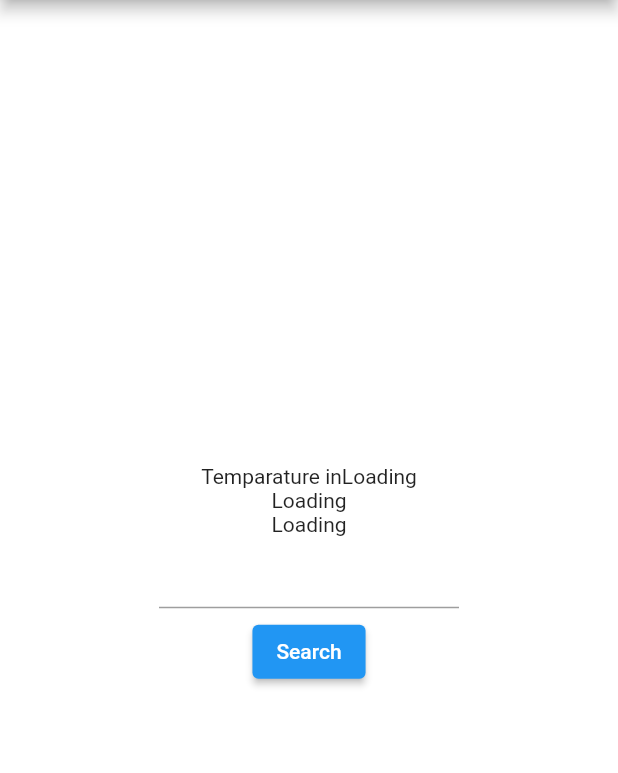
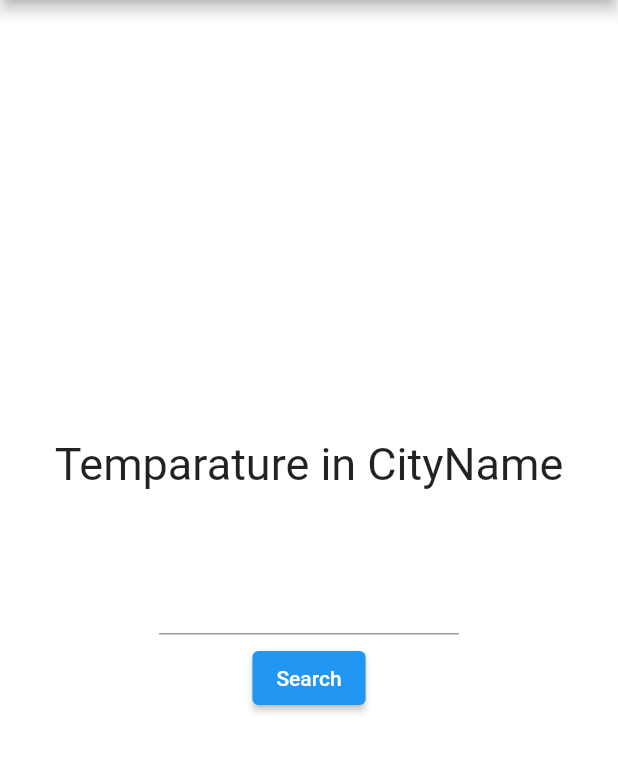
Before and after one commit to SabbirRoman/Weather_App, a Flutter app: the screen it shows after launch, on a phone screen of 412 x 824 dp, the part 84-857 px from its top. Run offline on Flutter 3.47's test engine with Material 2 defaults, Android fonts, the phone set to English and light mode, and no system bars.

Commit message:
image feature added

```diff
--- a/lib/main.dart
+++ b/lib/main.dart
@@ -21,8 +21,15 @@ class _MyAppState extends State<MyApp> {
   var currentCity;
   var temperature;
   var description;
+  late String des="";
+  var humidity;
+  var max_temp;
+  var min_temp;
+  var sunrise;
+  //var currentCity2="Enter Correct City";
   void getWeather() async
   {
+
     //print("object");
     String cityName=cityNameController.text;
     final queryparameter={
@@ -36,12 +43,32 @@ class _MyAppState extends State<MyApp> {
     setState(() {
       currentCity= json["name"];
       temperature= json["main"]["temp"];
+      humidity=json["main"]["humidity"];
       description=json["weather"][0]["main"];
+       des=description.toString();
+       sunrise=json["sys"]["sunrise"];
+       print(DateTime.parse(sunrise.toString()));
+       print(des);
+      print(currentCity);
       print(temperature);
       print(description);
     });
   }
+   show(){
 
+    if(des=='Clear') return Colors.blue;
+     if(des=='Haze') {
+       print("ki koro bhai??");
+       return Colors.blueGrey;
+     }
+    else return Colors.white;
+  }
+
+  // show2(){
+  //   if(des==null) return Image(image: AssetImage('Haze.jpeg'));
+  //   else if(des=='Haze') return Image(image: AssetImage('Haze.jpeg'));
+  //   else return Image(image: AssetImage('Haze.jpeg'));
+  // }
   // This widget is the root of your application.
   @override
   Widget build(BuildContext context) {
@@ -52,7 +79,10 @@ class _MyAppState extends State<MyApp> {
         primarySwatch: Colors.blue,
       ),
         home: Scaffold(
-          backgroundColor: Colors.white,
+            backgroundColor: show(),
+            //backgroundColor: Colors.orange,
+
+
           appBar: AppBar(
             centerTitle: true,
             title: Text("Weather App",
@@ -62,18 +92,24 @@ class _MyAppState extends State<MyApp> {
           ),
           body: Center(
 
+
             child: Column(
               mainAxisAlignment: MainAxisAlignment.center,
               children: [
-                Text("Temparature in"+(currentCity == null?"Loading":currentCity).toString()),
-                Text((temperature==null?"Loading":(temperature-273.16).toStringAsFixed(2).toString()+"\u00B0 C")),
-                Text((description==null? "Loading":description).toString()),
+
+
+                Text("Temparature in "+(currentCity == null?"CityName":currentCity).toString(),
+                style: TextStyle(
+                  fontSize: 30
+                ),),
+                Text((temperature==null?" ":(temperature-273.16).toStringAsFixed(2).toString()+"\u00B0 C /"+(((temperature*9)-2297)/5).toStringAsFixed(2).toString()+"\u00B0 F")),
+                Text((des==null? "Loading...":des)),
+                Text((humidity==null)?" ":"Humidity          "+(humidity).toString()),
                 SizedBox(
 
                   width: 200,
                   child: TextField(
                     controller: cityNameController,
-
                     textAlign: TextAlign.center,
                   ),
                 ),
@@ -83,9 +119,49 @@ class _MyAppState extends State<MyApp> {
                 ElevatedButton(
                     onPressed: getWeather,
                     child: Text("Search"),
-                )
+                ),
+
+                // Container(
+                //   child: Row(
+                //     mainAxisAlignment: MainAxisAlignment.spaceBetween,
+                //     crossAxisAlignment: CrossAxisAlignment.end,
+                //     children: const <Widget>[
+                //       SizedBox(
+                //         width: 500,
+                //         height: 100,
+                //         child: Image(image: AssetImage('Sunrise.jpeg')),
+                //       ),
+                //       SizedBox(
+                //         width: 500,
+                //         height: 100,
+                //         child: Image(image: AssetImage('Sunset.jpeg')),
+                //       ),
+                //
+                //     ],   ),
+                //
+                //
+                // ),
+                // Container(
+                //   child: Row(
+                //     mainAxisAlignment: MainAxisAlignment.spaceBetween,
+                //     crossAxisAlignment: CrossAxisAlignment.end,
+                //     children: const <Widget>[
+                //       SizedBox(
+                //         width: 500,
+                //         height: 100,
+                //         child: Image(image: AssetImage('Sunrise.jpeg')),
+                //       ),
+                //
+                //
+                //
+                //     ],   ),
+                //
+                //
+                // ),
               ],
             ),
+
+
           ) ,
         ),
     );
```
Also changed, not shown: pubspec.yaml (+4 -3 lines), assets/Haze.jpeg (added), assets/Rainy.jpeg (added), assets/Sunny.jpeg (added), assets/Sunrise.jpeg (added), assets/Sunset.jpeg (added).
